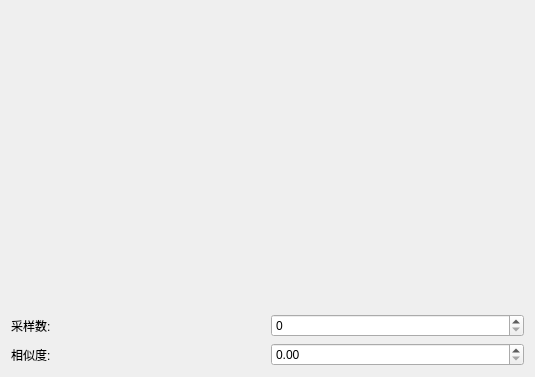
Above: qt_app/chart_widget/customchartview.ui from swing-alliance/repo_builds before the change. Below: the same form after it.
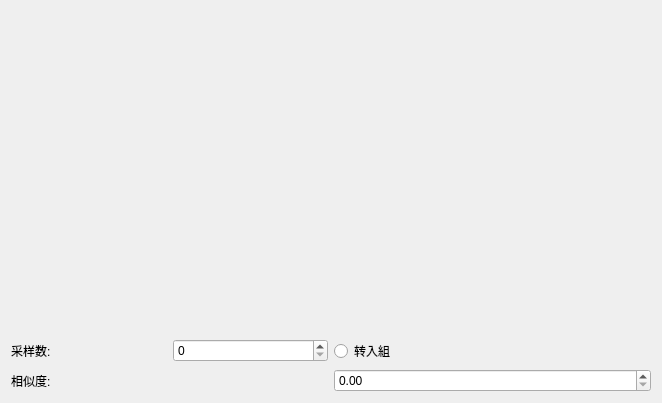
That is the form after the change.

Diff of the .ui file:
```diff
--- a/qt_app/chart_widget/customchartview.ui
+++ b/qt_app/chart_widget/customchartview.ui
@@ -6,8 +6,8 @@
    <rect>
     <x>0</x>
     <y>0</y>
-    <width>535</width>
-    <height>377</height>
+    <width>662</width>
+    <height>403</height>
    </rect>
   </property>
   <property name="windowTitle">
@@ -18,6 +18,8 @@
     <widget class="QWidget" name="container" native="true"/>
    </item>
    <item>
+    <layout class="QHBoxLayout" name="horizontalLayout_3">
+     <item>
     <layout class="QHBoxLayout" name="horizontalLayout">
      <item>
       <widget class="QLabel" name="label">
@@ -28,6 +30,15 @@
      </item>
      <item>
       <widget class="QSpinBox" name="spinBox_samplenum"/>
+       </item>
+      </layout>
+     </item>
+     <item>
+      <widget class="QRadioButton" name="radioButton">
+       <property name="text">
+        <string>转入組</string>
+       </property>
+      </widget>
      </item>
     </layout>
    </item>
```
Lines whose indentation alone changed are shown as unchanged.
